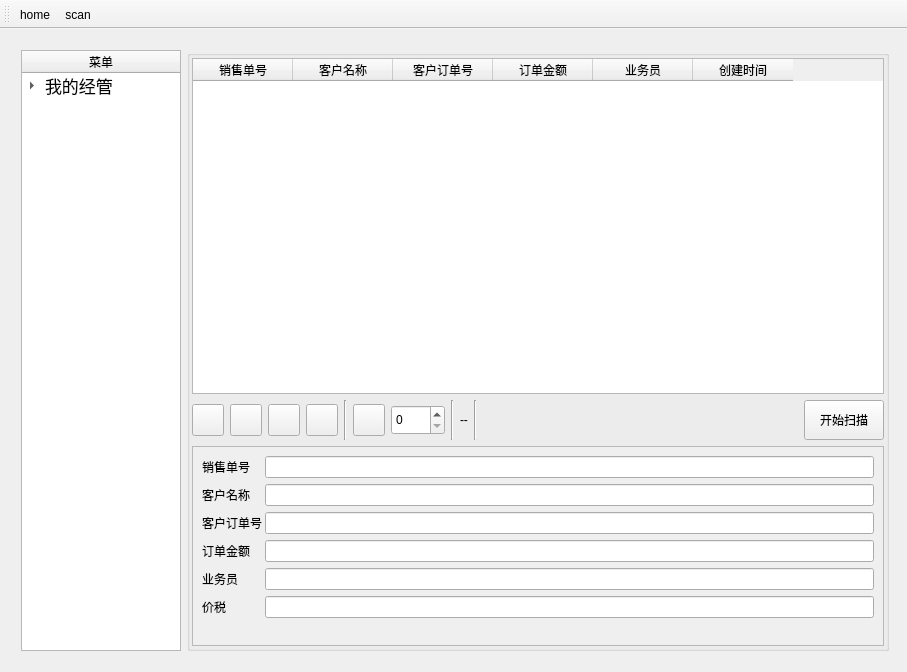
This is ui/home.ui in izerui/scanrun as Qt 5 draws it before an edit. The edited form follows.
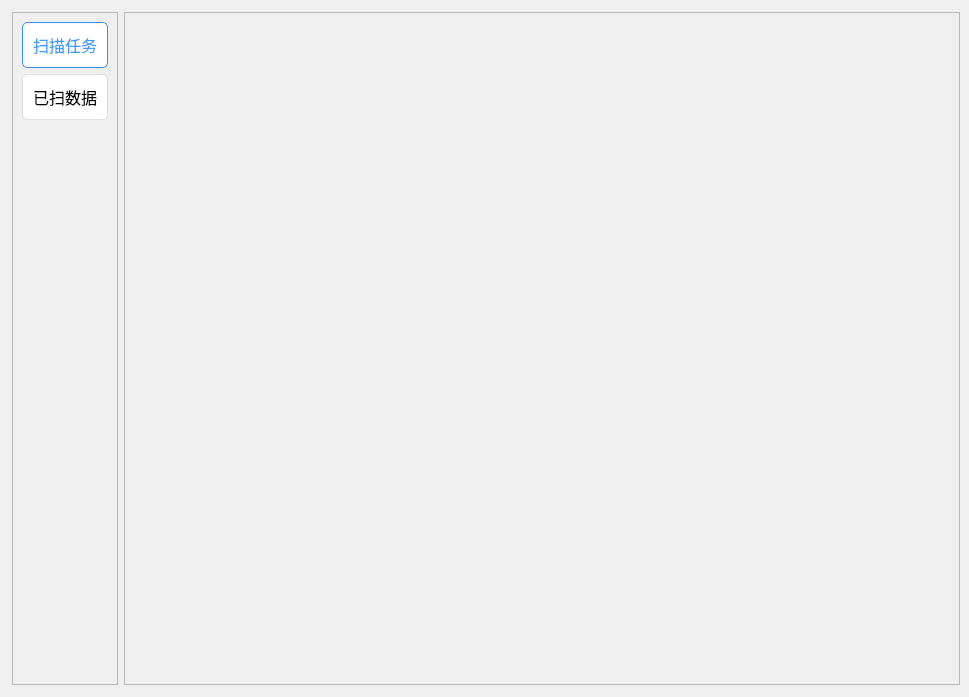
This is the edited form. The open tabs and pages were chosen to show the change. Icons and pictures are not drawn. Custom widgets are drawn as their Qt base class.

Patch:
```diff
--- a/ui/home.ui
+++ b/ui/home.ui
@@ -6,10 +6,16 @@
    <rect>
     <x>0</x>
     <y>0</y>
-    <width>907</width>
-    <height>672</height>
+    <width>969</width>
+    <height>697</height>
    </rect>
   </property>
+  <property name="minimumSize">
+   <size>
+    <width>800</width>
+    <height>600</height>
+   </size>
+  </property>
   <property name="windowTitle">
    <string>SN序列号扫码装箱系统</string>
   </property>
@@ -19,15 +25,21 @@
    </iconset>
   </property>
   <property name="styleSheet">
-   <string notr="true">QPushButton#evilButton {
-    background-color: red;
-    border-style: outset;
-    border-width: 2px;
-    border-radius: 10px;
-    border-color: beige;
-    font: bold 14px;
-    min-width: 10em;
-    padding: 6px;
+   <string notr="true">QPushButton {
+    background-color: #ffffff;
+    border: 1px solid #dcdfe6;
+    padding: 10px;
+    border-radius: 5px;
+}
+
+QPushButton:hover {
+    background-color: #ecf5ff;
+    color: #409eff;
+}
+
+QPushButton:pressed, QPushButton:checked {
+    border: 1px solid #3a8ee6;
+    color: #409eff;
 }</string>
   </property>
   <property name="unifiedTitleAndToolBarOnMac">
@@ -45,567 +57,138 @@
      <number>12</number>
     </property>
     <item row="0" column="0">
-     <widget class="QStackedWidget" name="stackedWidget">
+     <widget class="QFrame" name="frame">
+      <property name="minimumSize">
+       <size>
+        <width>100</width>
+        <height>0</height>
+       </size>
+      </property>
+      <property name="frameShape">
+       <enum>QFrame::StyledPanel</enum>
+      </property>
+      <property name="frameShadow">
+       <enum>QFrame::Raised</enum>
+      </property>
+      <layout class="QVBoxLayout" name="verticalLayout_6">
+       <item>
+        <widget class="QPushButton" name="btn_task">
+         <property name="minimumSize">
+          <size>
+           <width>0</width>
+           <height>42</height>
+          </size>
+         </property>
+         <property name="font">
+          <font>
+           <pointsize>12</pointsize>
+          </font>
+         </property>
+         <property name="cursor">
+          <cursorShape>PointingHandCursor</cursorShape>
+         </property>
+         <property name="toolTip">
+          <string>显示任务列表,并准备开始扫码</string>
+         </property>
+         <property name="text">
+          <string>扫描任务</string>
+         </property>
+         <property name="icon">
+          <iconset>
+           <normalon>:/logo/pic/scanIco1.png</normalon>
+          </iconset>
+         </property>
+         <property name="checkable">
+          <bool>true</bool>
+         </property>
+         <property name="checked">
+          <bool>true</bool>
+         </property>
+         <property name="autoExclusive">
+          <bool>true</bool>
+         </property>
+         <attribute name="buttonGroup">
+          <string notr="true">tabButtonGroup</string>
+         </attribute>
+        </widget>
+       </item>
+       <item>
+        <widget class="QPushButton" name="btn_data">
+         <property name="minimumSize">
+          <size>
+           <width>0</width>
+           <height>42</height>
+          </size>
+         </property>
+         <property name="font">
+          <font>
+           <pointsize>12</pointsize>
+          </font>
+         </property>
+         <property name="cursor">
+          <cursorShape>PointingHandCursor</cursorShape>
+         </property>
+         <property name="toolTip">
+          <string>显示已扫描数据</string>
+         </property>
+         <property name="text">
+          <string>已扫数据</string>
+         </property>
+         <property name="icon">
+          <iconset>
+           <normalon>:/logo/pic/data.png</normalon>
+          </iconset>
+         </property>
+         <property name="checkable">
+          <bool>true</bool>
+         </property>
+         <property name="autoExclusive">
+          <bool>true</bool>
+         </property>
+         <attribute name="buttonGroup">
+          <string notr="true">tabButtonGroup</string>
+         </attribute>
+        </widget>
+       </item>
+       <item>
+        <spacer name="verticalSpacer">
+         <property name="orientation">
+          <enum>Qt::Vertical</enum>
+         </property>
+         <property name="sizeHint" stdset="0">
+          <size>
+           <width>20</width>
+           <height>40</height>
+          </size>
+         </property>
+        </spacer>
+       </item>
+      </layout>
+     </widget>
+    </item>
+    <item row="0" column="1">
+     <widget class="QStackedWidget" name="stackedTab">
+      <property name="autoFillBackground">
+       <bool>false</bool>
+      </property>
+      <property name="frameShape">
+       <enum>QFrame::StyledPanel</enum>
+      </property>
       <property name="currentIndex">
-       <number>0</number>
+       <number>2</number>
       </property>
-      <widget class="QWidget" name="page_13">
-       <layout class="QGridLayout" name="gridLayout_3">
-        <item row="0" column="1">
-         <widget class="QGroupBox" name="groupBox">
-          <property name="title">
-           <string/>
-          </property>
-          <layout class="QVBoxLayout" name="verticalLayout_2">
-           <property name="leftMargin">
-            <number>2</number>
-           </property>
-           <property name="topMargin">
-            <number>2</number>
-           </property>
-           <property name="rightMargin">
-            <number>2</number>
-           </property>
-           <property name="bottomMargin">
-            <number>2</number>
-           </property>
-           <item>
-            <widget class="QTableWidget" name="tableWidget">
-             <property name="autoScroll">
-              <bool>true</bool>
-             </property>
-             <property name="selectionMode">
-              <enum>QAbstractItemView::SingleSelection</enum>
-             </property>
-             <property name="selectionBehavior">
-              <enum>QAbstractItemView::SelectRows</enum>
-             </property>
-             <column>
-              <property name="text">
-               <string comment="方法" extracomment="飞飞飞">销售单号</string>
-              </property>
-             </column>
-             <column>
-              <property name="text">
-               <string>客户名称</string>
-              </property>
-             </column>
-             <column>
-              <property name="text">
-               <string>客户订单号</string>
-              </property>
-             </column>
-             <column>
-              <property name="text">
-               <string>订单金额</string>
-              </property>
-             </column>
-             <column>
-              <property name="text">
-               <string>业务员</string>
-              </property>
-             </column>
-             <column>
-              <property name="text">
-               <string>创建时间</string>
-              </property>
-             </column>
-            </widget>
-           </item>
-           <item>
-            <widget class="QWidget" name="widget" native="true">
-             <property name="minimumSize">
-              <size>
-               <width>0</width>
-               <height>40</height>
-              </size>
-             </property>
-             <layout class="QHBoxLayout" name="horizontalLayout">
-              <property name="leftMargin">
-               <number>0</number>
-              </property>
-              <property name="topMargin">
-               <number>0</number>
-              </property>
-              <property name="rightMargin">
-               <number>0</number>
-              </property>
-              <property name="bottomMargin">
-               <number>0</number>
-              </property>
-              <item>
-               <widget class="QPushButton" name="pushButton_2">
-                <property name="minimumSize">
-                 <size>
-                  <width>24</width>
-                  <height>24</height>
-                 </size>
-                </property>
-                <property name="maximumSize">
-                 <size>
-                  <width>32</width>
-                  <height>32</height>
-                 </size>
-                </property>
-                <property name="toolTip">
-                 <string>首页</string>
-                </property>
-                <property name="text">
-                 <string/>
-                </property>
-                <property name="icon">
-                 <iconset>
-                  <normalon>:/logo/pic/first.png</normalon>
-                 </iconset>
-                </property>
-               </widget>
-              </item>
-              <item>
-               <widget class="QPushButton" name="pushButton_5">
-                <property name="minimumSize">
-                 <size>
-                  <width>0</width>
-                  <height>30</height>
-                 </size>
-                </property>
-                <property name="maximumSize">
-                 <size>
-                  <width>32</width>
-                  <height>32</height>
-                 </size>
-                </property>
-                <property name="toolTip">
-                 <string>上一页</string>
-                </property>
-                <property name="text">
-                 <string/>
-                </property>
-                <property name="icon">
-                 <iconset>
-                  <normalon>:/logo/pic/pre.png</normalon>
-                 </iconset>
-                </property>
-               </widget>
-              </item>
-              <item>
-               <widget class="QPushButton" name="pushButton_6">
-                <property name="minimumSize">
-                 <size>
-                  <width>0</width>
-                  <height>30</height>
-                 </size>
-                </property>
-                <property name="maximumSize">
-                 <size>
-                  <width>32</width>
-                  <height>32</height>
-                 </size>
-                </property>
-                <property name="toolTip">
-                 <string>下一页</string>
-                </property>
-                <property name="text">
-                 <string/>
-                </property>
-                <property name="icon">
-                 <iconset>
-                  <normalon>:/logo/pic/next.png</normalon>
-                 </iconset>
-                </property>
-               </widget>
-              </item>
-              <item>
-               <widget class="QPushButton" name="pushButton_3">
-                <property name="minimumSize">
-                 <size>
-                  <width>0</width>
-                  <height>30</height>
-                 </size>
-                </property>
-                <property name="maximumSize">
-                 <size>
-                  <width>32</width>
-                  <height>32</height>
-                 </size>
-                </property>
-                <property name="toolTip">
-                 <string>末页</string>
-                </property>
-                <property name="text">
-                 <string/>
-                </property>
-                <property name="icon">
-                 <iconset>
-                  <normalon>:/logo/pic/end.png</normalon>
-                 </iconset>
-                </property>
-               </widget>
-              </item>
-              <item>
-               <widget class="Line" name="line_2">
-                <property name="orientation">
-                 <enum>Qt::Vertical</enum>
-                </property>
-               </widget>
-              </item>
-              <item>
-               <widget class="QPushButton" name="pushButton_4">
-                <property name="minimumSize">
-                 <size>
-                  <width>0</width>
-                  <height>30</height>
-                 </size>
-                </property>
-                <property name="maximumSize">
-                 <size>
-                  <width>32</width>
-                  <height>32</height>
-                 </size>
-                </property>
-                <property name="toolTip">
-                 <string>跳转到</string>
-                </property>
-                <property name="text">
-                 <string/>
-                </property>
-                <property name="icon">
-                 <iconset>
-                  <normalon>:/logo/pic/jump.png</normalon>
-                 </iconset>
-                </property>
-               </widget>
-              </item>
-              <item>
-               <widget class="QSpinBox" name="pageInput">
-                <property name="minimumSize">
-                 <size>
-                  <width>0</width>
-                  <height>30</height>
-                 </size>
-                </property>
-                <property name="maximumSize">
-                 <size>
-                  <width>16777215</width>
-                  <height>30</height>
-                 </size>
-                </property>
-                <property name="maximum">
-                 <number>9999</number>
-                </property>
-                <property name="stepType">
-                 <enum>QAbstractSpinBox::AdaptiveDecimalStepType</enum>
-                </property>
-                <property name="displayIntegerBase">
-                 <number>10</number>
-                </property>
-               </widget>
-              </item>
-              <item>
-               <widget class="Line" name="line_3">
-                <property name="orientation">
-                 <enum>Qt::Vertical</enum>
-                </property>
-               </widget>
-              </item>
-              <item>
-               <widget class="QLabel" name="label">
-                <property name="text">
-                 <string>--</string>
-                </property>
-               </widget>
-              </item>
-              <item>
-               <widget class="Line" name="line">
-                <property name="orientation">
-                 <enum>Qt::Vertical</enum>
-                </property>
-               </widget>
-              </item>
-              <item>
-               <spacer name="horizontalSpacer">
-                <property name="orientation">
-                 <enum>Qt::Horizontal</enum>
-                </property>
-                <property name="sizeHint" stdset="0">
-                 <size>
-                  <width>40</width>
-                  <height>20</height>
-                 </size>
-                </property>
-               </spacer>
-              </item>
-              <item>
-               <widget class="QPushButton" name="pushButton">
-                <property name="maximumSize">
-                 <size>
-                  <width>100</width>
-                  <height>40</height>
-                 </size>
-                </property>
-                <property name="cursor">
-                 <cursorShape>PointingHandCursor</cursorShape>
-                </property>
-                <property name="toolTip">
-                 <string>请选择一条记录并开始扫描</string>
-                </property>
-                <property name="text">
-                 <string>开始扫描</string>
-                </property>
-                <property name="icon">
-                 <iconset>
-                  <normalon>:/logo/pic/scanIco.png</normalon>
-                 </iconset>
-                </property>
-                <property name="iconSize">
-                 <size>
-                  <width>20</width>
-                  <height>20</height>
-                 </size>
-                </property>
-               </widget>
-              </item>
-             </layout>
-            </widget>
-           </item>
-           <item>
-            <widget class="QScrollArea" name="scrollArea">
-             <property name="minimumSize">
-              <size>
-               <width>0</width>
-               <height>200</height>
-              </size>
-             </property>
-             <property name="maximumSize">
-              <size>
-               <width>16777215</width>
-               <height>200</height>
-              </size>
-             </property>
-             <property name="widgetResizable">
-              <bool>true</bool>
-             </property>
-             <widget class="QWidget" name="scrollAreaWidgetContents">
-              <property name="geometry">
-               <rect>
-                <x>0</x>
-                <y>0</y>
-                <width>671</width>
-                <height>202</height>
-               </rect>
-              </property>
-              <layout class="QGridLayout" name="gridLayout_2">
-               <item row="0" column="0">
-                <layout class="QFormLayout" name="formLayout_2">
-                 <property name="fieldGrowthPolicy">
-                  <enum>QFormLayout::ExpandingFieldsGrow</enum>
-                 </property>
-                 <property name="rowWrapPolicy">
-                  <enum>QFormLayout::WrapLongRows</enum>
-                 </property>
-                 <property name="labelAlignment">
-                  <set>Qt::AlignLeading|Qt::AlignLeft|Qt::AlignVCenter</set>
-                 </property>
-                 <property name="horizontalSpacing">
-                  <number>3</number>
-                 </property>
-                 <item row="0" column="0">
-                  <widget class="QLabel" name="Label">
-                   <property name="text">
-                    <string>销售单号</string>
-                   </property>
-                  </widget>
-                 </item>
-                 <item row="0" column="1">
-                  <widget class="QLineEdit" name="LineEdit_1">
-                   <property name="text">
-                    <string/>
-                   </property>
-                   <property name="readOnly">
-                    <bool>true</bool>
-                   </property>
-                  </widget>
-                 </item>
-                 <item row="1" column="0">
-                  <widget class="QLabel" name="Label2">
-                   <property name="text">
-                    <string>客户名称</string>
-                   </property>
-                  </widget>
-                 </item>
-                 <item row="2" column="0">
-                  <widget class="QLabel" name="Label3">
-                   <property name="text">
-                    <string>客户订单号</string>
-                   </property>
-                  </widget>
-                 </item>
-                 <item row="2" column="1">
-                  <widget class="QLineEdit" name="LineEdit_3">
-                   <property name="readOnly">
-                    <bool>true</bool>
-                   </property>
-                  </widget>
-                 </item>
-                 <item row="3" column="0">
-                  <widget class="QLabel" name="Label54">
-                   <property name="text">
-                    <string>订单金额</string>
-                   </property>
-                  </widget>
-                 </item>
-                 <item row="3" column="1">
-                  <widget class="QLineEdit" name="LineEdit_4">
-                   <property name="readOnly">
-                    <bool>true</bool>
-                   </property>
-                  </widget>
-                 </item>
-                 <item row="4" column="0">
-                  <widget class="QLabel" name="Label8">
-                   <property name="text">
-                    <string>业务员</string>
-                   </property>
-                  </widget>
-                 </item>
-                 <item row="4" column="1">
-                  <widget class="QLineEdit" name="LineEdit_5">
-                   <property name="readOnly">
-                    <bool>true</bool>
-                   </property>
-                  </widget>
-                 </item>
-                 <item row="1" column="1">
-                  <widget class="QLineEdit" name="LineEdit_2">
-                   <property name="readOnly">
-                    <bool>true</bool>
-                   </property>
-                  </widget>
-                 </item>
-                 <item row="5" column="0">
-                  <widget class="QLabel" name="Label_2">
-                   <property name="text">
-                    <string>价税</string>
-                   </property>
-                  </widget>
-                 </item>
-                 <item row="5" column="1">
-                  <widget class="QLineEdit" name="LineEdit_6"/>
-                 </item>
-                </layout>
-               </item>
-              </layout>
-             </widget>
-            </widget>
-           </item>
-          </layout>
-         </widget>
-        </item>
-        <item row="0" column="0">
-         <widget class="QWidget" name="widget_2" native="true">
-          <property name="maximumSize">
-           <size>
-            <width>160</width>
-            <height>16777215</height>
-           </size>
-          </property>
-          <layout class="QVBoxLayout" name="verticalLayout">
-           <property name="leftMargin">
-            <number>0</number>
-           </property>
-           <property name="topMargin">
-            <number>0</number>
-           </property>
-           <property name="rightMargin">
-            <number>0</number>
-           </property>
-           <property name="bottomMargin">
-            <number>0</number>
-           </property>
-           <item>
-            <widget class="QTreeWidget" name="treeWidget">
-             <property name="autoExpandDelay">
-              <number>1</number>
-             </property>
-             <property name="expandsOnDoubleClick">
-              <bool>true</bool>
-             </property>
-             <column>
-              <property name="text">
-               <string>菜单</string>
-              </property>
-              <property name="textAlignment">
-               <set>AlignCenter</set>
-              </property>
-             </column>
-             <item>
-              <property name="text">
-               <string>我的经管</string>
-              </property>
-              <property name="font">
-               <font>
-                <pointsize>13</pointsize>
-               </font>
-              </property>
-              <property name="icon">
-               <iconset resource="../images.qrc">
-                <normaloff>:/logo/pic/yj04.png</normaloff>:/logo/pic/yj04.png</iconset>
-              </property>
-              <item>
-               <property name="text">
-                <string>扫码任务</string>
-               </property>
-               <property name="icon">
-                <iconset>
-                 <normalon>:/logo/pic/scan.png</normalon>
-                </iconset>
-               </property>
-              </item>
-             </item>
-            </widget>
-           </item>
-          </layout>
-         </widget>
-        </item>
+      <widget class="TaskFrame" name="taskFrame">
+       <layout class="QVBoxLayout" name="verticalLayout_2">
+        <property name="topMargin">
+         <number>0</number>
+        </property>
+        <property name="rightMargin">
+         <number>0</number>
+        </property>
        </layout>
       </widget>
-      <widget class="QWidget" name="page_14">
-       <layout class="QVBoxLayout" name="verticalLayout_3">
-        <item alignment="Qt::AlignHCenter">
-         <widget class="QLabel" name="label_2">
-          <property name="text">
-           <string>订单信息</string>
-          </property>
-         </widget>
-        </item>
-        <item>
-         <widget class="QGroupBox" name="groupBox_3">
-          <property name="minimumSize">
-           <size>
-            <width>0</width>
-            <height>200</height>
-           </size>
-          </property>
-         </widget>
-        </item>
-        <item>
-         <widget class="QTabWidget" name="tabWidget">
-          <property name="currentIndex">
-           <number>1</number>
-          </property>
-          <widget class="QWidget" name="tab">
-           <attribute name="title">
-            <string>装箱</string>
-           </attribute>
-          </widget>
-          <widget class="QWidget" name="tab_2">
-           <attribute name="title">
-            <string>装卡板</string>
-           </attribute>
-          </widget>
-         </widget>
-        </item>
-       </layout>
-      </widget>
+      <widget class="ListFrame" name="listFrame"/>
+      <widget class="ScanFrame" name="scanFrame"/>
      </widget>
     </item>
    </layout>
@@ -615,30 +198,20 @@
     <rect>
      <x>0</x>
      <y>0</y>
-     <width>907</width>
+     <width>969</width>
      <height>24</height>
     </rect>
    </property>
   </widget>
-  <widget class="QToolBar" name="toolBar">
-   <property name="cursor">
-    <cursorShape>PointingHandCursor</cursorShape>
+  <action name="homeAction">
+   <property name="icon">
+    <iconset resource="../images.qrc">
+     <normaloff>:/logo/pic/return_home.png</normaloff>:/logo/pic/return_home.png</iconset>
    </property>
-   <property name="focusPolicy">
-    <enum>Qt::ClickFocus</enum>
+   <property name="text">
+    <string>home</string>
    </property>
-   <property name="windowTitle">
-    <string>toolBar</string>
-   </property>
-   <attribute name="toolBarArea">
-    <enum>TopToolBarArea</enum>
-   </attribute>
-   <attribute name="toolBarBreak">
-    <bool>false</bool>
-   </attribute>
-   <addaction name="homeAction"/>
-   <addaction name="scanAction"/>
-  </widget>
+  </action>
   <action name="scanAction">
    <property name="icon">
     <iconset resource="../images.qrc">
@@ -653,16 +226,27 @@
     <string>开始扫码</string>
    </property>
   </action>
-  <action name="homeAction">
-   <property name="icon">
-    <iconset resource="../images.qrc">
-     <normaloff>:/logo/pic/return_home.png</normaloff>:/logo/pic/return_home.png</iconset>
-   </property>
-   <property name="text">
-    <string>home</string>
-   </property>
-  </action>
  </widget>
+ <customwidgets>
+  <customwidget>
+   <class>TaskFrame</class>
+   <extends>QWidget</extends>
+   <header location="global">controller.task</header>
+   <container>1</container>
+  </customwidget>
+  <customwidget>
+   <class>ListFrame</class>
+   <extends>QWidget</extends>
+   <header location="global">controller.list</header>
+   <container>1</container>
+  </customwidget>
+  <customwidget>
+   <class>ScanFrame</class>
+   <extends>QWidget</extends>
+   <header location="global">controller.scan</header>
+   <container>1</container>
+  </customwidget>
+ </customwidgets>
  <resources>
   <include location="../images.qrc"/>
  </resources>
```
Left out of the diff: 130 changed lines with no effect on the pictures.
